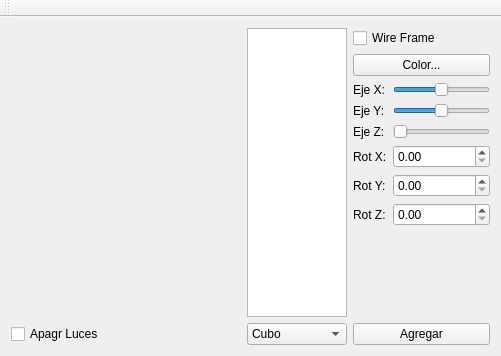
Before: the Qt Designer form mainwindow.ui in HiDAl/LuzCamaraQT, drawn with Qt 5.
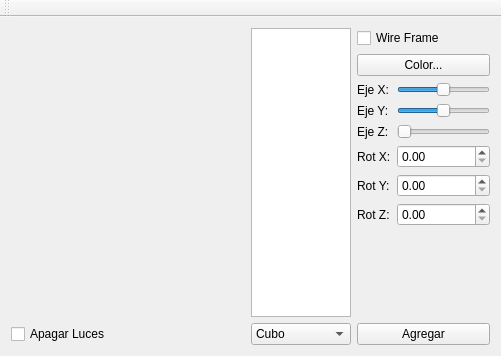
After: the same form once the commit is applied.

Commit message: bug con luces

What changed in the file:
```diff
--- a/mainwindow.ui
+++ b/mainwindow.ui
@@ -220,7 +220,7 @@
       <item row="3" column="0">
        <widget class="QCheckBox" name="checkBox_2">
         <property name="text">
-         <string>Apagr Luces</string>
+         <string>Apagar Luces</string>
         </property>
        </widget>
       </item>
```
Left out of the diff: 2 changed lines with no effect on the pictures. The commit also changes 2 other files.
